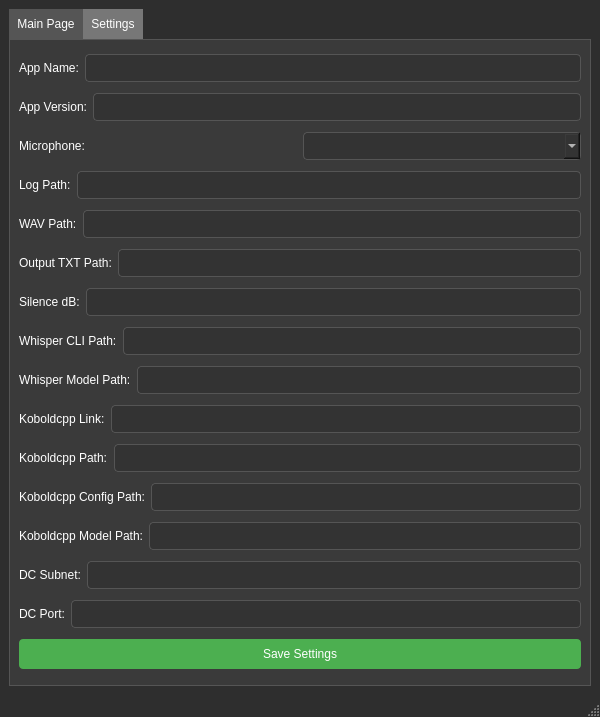
First picture: the form in mainwindow.ui, repository VLPLAY-Games/AI-asisstant, before the edit.
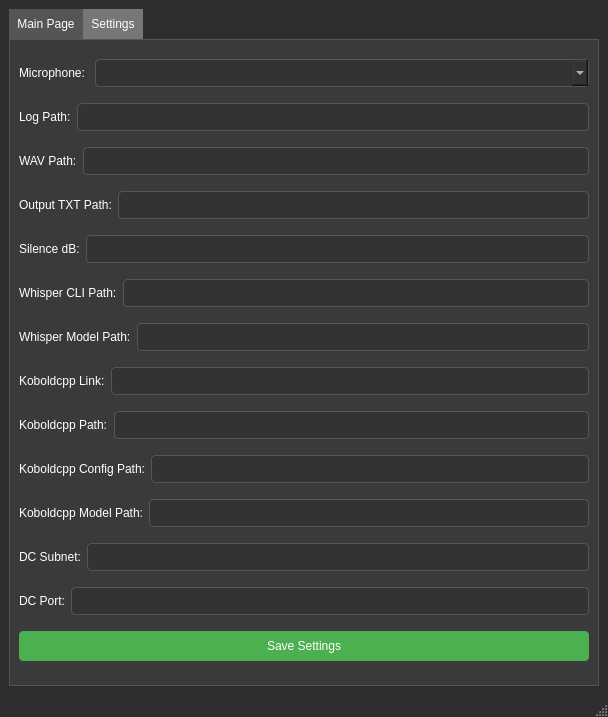
Second picture: the form after the edit. The open tabs and pages were chosen to show the change.

```diff
--- a/mainwindow.ui
+++ b/mainwindow.ui
@@ -6,7 +6,7 @@
    <rect>
     <x>0</x>
     <y>0</y>
-    <width>600</width>
+    <width>608</width>
     <height>717</height>
    </rect>
   </property>
@@ -147,34 +147,6 @@
         <string>Settings</string>
        </attribute>
        <layout class="QVBoxLayout" name="settingsLayout">
-        <item>
-         <layout class="QHBoxLayout" name="appNameLayout">
-          <item>
-           <widget class="QLabel" name="appNameLabel">
-            <property name="text">
-             <string>App Name:</string>
-            </property>
-           </widget>
-          </item>
-          <item>
-           <widget class="QLineEdit" name="appNameLineEdit"/>
-          </item>
-         </layout>
-        </item>
-        <item>
-         <layout class="QHBoxLayout" name="appVersionLayout">
-          <item>
-           <widget class="QLabel" name="appVersionLabel">
-            <property name="text">
-             <string>App Version:</string>
-            </property>
-           </widget>
-          </item>
-          <item>
-           <widget class="QLineEdit" name="appVersionLineEdit"/>
-          </item>
-         </layout>
-        </item>
         <item>
          <layout class="QHBoxLayout" name="microphoneLayout">
           <item>
@@ -185,7 +157,14 @@
            </widget>
           </item>
           <item>
-           <widget class="QComboBox" name="microphoneComboBox"/>
+           <widget class="QComboBox" name="microphoneComboBox">
+            <property name="minimumSize">
+             <size>
+              <width>494</width>
+              <height>0</height>
+             </size>
+            </property>
+           </widget>
           </item>
          </layout>
         </item>
```
Left out of the diff: 2 changed lines with no effect on the pictures.
